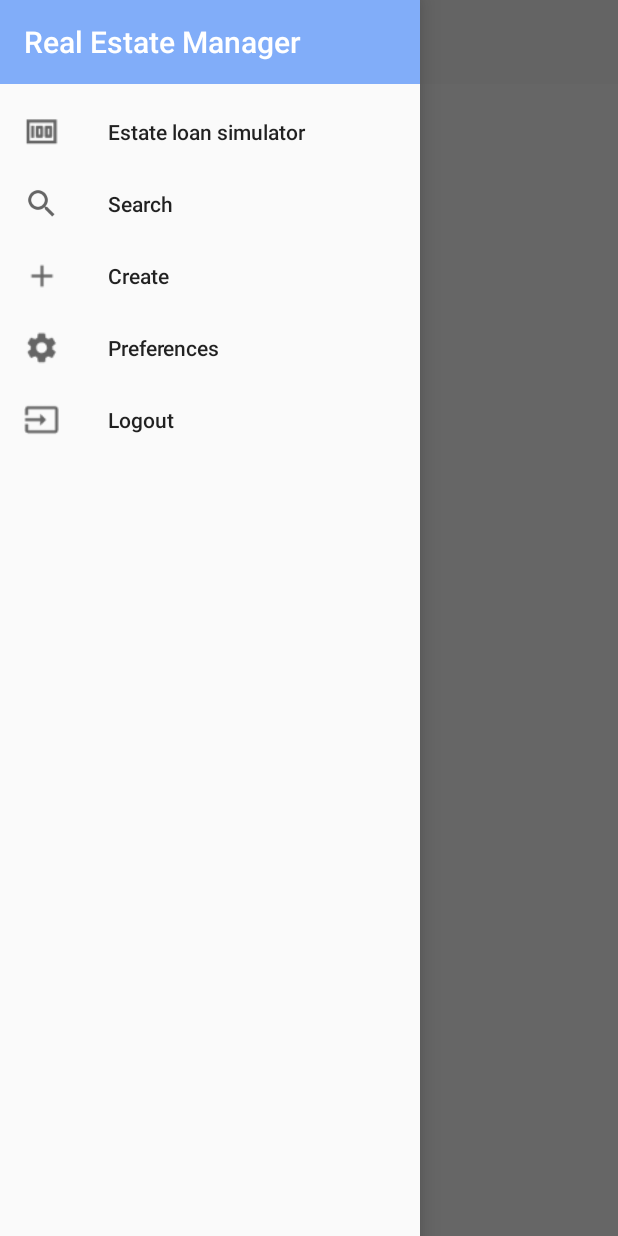
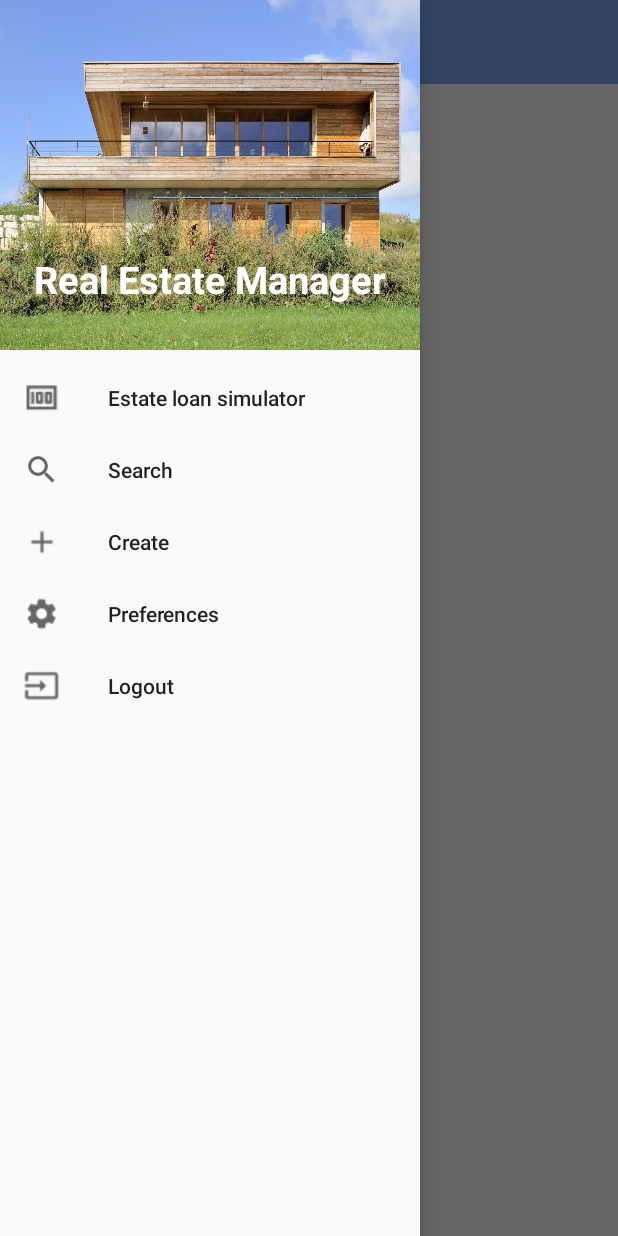
Before and after one commit to laminemessaci/RealEstateManager, an Android app: the screen it shows after launch (MainActivity), with the side drawer open, on a phone screen of 412 x 824 dp. Run offline under Robolectric (Android 15) with nearby library versions, the phone set to English and light mode, and no system bars.

Commit message:
Toolbar configuration

```diff
--- a/app/src/main/java/com/lamine/realestatemanager/MainActivity.kt
+++ b/app/src/main/java/com/lamine/realestatemanager/MainActivity.kt
@@ -4,6 +4,7 @@ import androidx.appcompat.app.AppCompatActivity
 import android.os.Bundle
 import androidx.appcompat.app.ActionBarDrawerToggle
 import androidx.drawerlayout.widget.DrawerLayout
+import kotlinx.android.synthetic.main.toolbar.*
 
 class MainActivity : AppCompatActivity() {
 
@@ -13,6 +14,13 @@ class MainActivity : AppCompatActivity() {
     override fun onCreate(savedInstanceState: Bundle?) {
         super.onCreate(savedInstanceState)
         setContentView(R.layout.activity_main)
+        configureToolbar()
+
 
     }
+
+    // Toolbar configuration
+    private fun configureToolbar() {
+        setSupportActionBar(toolbar)
+    }
 }
--- a/app/src/main/res/layout-w600dp/activity_main.xml
+++ b/app/src/main/res/layout-w600dp/activity_main.xml
@@ -1,18 +1,63 @@
 <?xml version="1.0" encoding="utf-8"?>
-<androidx.constraintlayout.widget.ConstraintLayout xmlns:android="http://schemas.android.com/apk/res/android"
+<androidx.drawerlayout.widget.DrawerLayout
+    xmlns:android="http://schemas.android.com/apk/res/android"
     xmlns:app="http://schemas.android.com/apk/res-auto"
     xmlns:tools="http://schemas.android.com/tools"
+    android:id="@+id/activity_main_drawer_layout"
     android:layout_width="match_parent"
     android:layout_height="match_parent"
+    android:fitsSystemWindows="true"
+    tools:openDrawer="start"
     tools:context=".MainActivity">
 
-    <TextView
+    <androidx.coordinatorlayout.widget.CoordinatorLayout
+        android:layout_width="match_parent"
+        android:layout_height="match_parent"
+        tools:ignore="MissingClass">
+
+        <!--Toolbar -->
+        <include
+            layout="@layout/toolbar"
+            android:layout_width="match_parent"
+            android:layout_height="wrap_content"
+            app:layout_constraintTop_toTopOf="parent"/>
+
+        <FrameLayout
+            android:id="@+id/activity_main_frame_layout"
+            android:layout_width="0dp"
+            android:layout_height="0dp"
+            app:layout_constraintWidth_percent=".35"
+            app:layout_constraintStart_toStartOf="parent"
+            app:layout_constraintTop_toBottomOf="@+id/toolbar"
+            app:layout_constraintBottom_toBottomOf="parent"/>
+
+        <FrameLayout
+            android:id="@+id/activity_main_detail_frame_layout"
+            android:layout_width="0dp"
+            android:layout_height="0dp"
+            app:layout_constraintEnd_toEndOf="parent"
+            app:layout_constraintWidth_percent=".65"
+            app:layout_constraintTop_toBottomOf="@+id/toolbar"
+            app:layout_constraintBottom_toBottomOf="parent"/>
+
+        <FrameLayout
+            android:id="@+id/activity_main_100_frame_layout"
+            android:layout_width="match_parent"
+            android:layout_height="match_parent"
+            android:layout_marginTop="48dp"
+            app:layout_constraintStart_toStartOf="parent"
+            app:layout_constraintTop_toBottomOf="@+id/toolbar"
+            app:layout_constraintBottom_toBottomOf="parent"/>
+
+    </androidx.coordinatorlayout.widget.CoordinatorLayout>
+
+    <com.google.android.material.navigation.NavigationView
+        android:id="@+id/nav_view"
         android:layout_width="wrap_content"
-        android:layout_height="wrap_content"
-        android:text="Hello World!"
-        app:layout_constraintBottom_toBottomOf="parent"
-        app:layout_constraintLeft_toLeftOf="parent"
-        app:layout_constraintRight_toRightOf="parent"
-        app:layout_constraintTop_toTopOf="parent" />
+        android:layout_height="match_parent"
+        android:layout_gravity="start"
+        android:fitsSystemWindows="true"
+        app:headerLayout="@layout/navigation_drawer_nav_header"
+        app:menu="@menu/drawer_menu"/>
 
-</androidx.constraintlayout.widget.ConstraintLayout>
+</androidx.drawerlayout.widget.DrawerLayout>
--- a/app/src/main/res/layout/activity_main.xml
+++ b/app/src/main/res/layout/activity_main.xml
@@ -10,7 +10,7 @@
     tools:openDrawer="start"
     tools:context=".MainActivity">
 
-    <androidx.constraintlayout.widget.ConstraintLayout
+    <androidx.coordinatorlayout.widget.CoordinatorLayout
         android:layout_width="match_parent"
         android:layout_height="match_parent">
 
@@ -29,7 +29,7 @@
             android:background="@color/white"
             app:layout_constraintTop_toBottomOf="@+id/toolbar" />
 
-    </androidx.constraintlayout.widget.ConstraintLayout>
+    </androidx.coordinatorlayout.widget.CoordinatorLayout>
 
     <com.google.android.material.navigation.NavigationView
         android:id="@+id/nav_view"
--- a/app/src/main/res/layout/navigation_drawer_nav_header.xml
+++ b/app/src/main/res/layout/navigation_drawer_nav_header.xml
@@ -1,15 +1,24 @@
 <?xml version="1.0" encoding="utf-8"?>
-<androidx.appcompat.widget.Toolbar xmlns:android="http://schemas.android.com/apk/res/android"
+<androidx.constraintlayout.widget.ConstraintLayout
+    xmlns:android="http://schemas.android.com/apk/res/android"
+    xmlns:app="http://schemas.android.com/apk/res-auto"
     android:layout_width="match_parent"
-    android:layout_height="match_parent"
-    xmlns:app="http://schemas.android.com/apk/res-auto"
-    android:id="@+id/toolbar"
-    android:minHeight="?attr/actionBarSize"
-    android:background="?attr/colorPrimary"
-    app:title="Real Estate Manager"
-    app:titleTextColor="@android:color/white"
-    android:theme="@style/ToolbarTheme"
-    >
+    android:layout_height="233dp"
+    android:gravity="center"
+    android:orientation="vertical"
+    android:background="@drawable/maisonbois">
 
+    <TextView
+        android:id="@+id/textView"
+        android:layout_width="match_parent"
+        android:layout_height="wrap_content"
+        android:gravity="center"
+        android:text="@string/app_title"
+        android:textColor="@android:color/white"
+        android:textSize="25sp"
+        android:textStyle="bold"
+        app:layout_constraintStart_toStartOf="parent"
+        android:layout_marginBottom="30dp"
+        app:layout_constraintBottom_toBottomOf="parent"/>
 
-</androidx.appcompat.widget.Toolbar>
+</androidx.constraintlayout.widget.ConstraintLayout>
--- a/app/src/main/res/layout/toolbar.xml
+++ b/app/src/main/res/layout/toolbar.xml
@@ -1,6 +1,13 @@
 <?xml version="1.0" encoding="utf-8"?>
-<androidx.constraintlayout.widget.ConstraintLayout
-    xmlns:android="http://schemas.android.com/apk/res/android" android:layout_width="match_parent"
-    android:layout_height="match_parent">
-
-</androidx.constraintlayout.widget.ConstraintLayout>
+<!-- Toolbar -->
+<androidx.appcompat.widget.Toolbar
+    xmlns:android="http://schemas.android.com/apk/res/android"
+    xmlns:app="http://schemas.android.com/apk/res-auto"
+    android:id="@+id/toolbar"
+    android:minHeight="?attr/actionBarSize"
+    android:layout_width="match_parent"
+    android:layout_height="wrap_content"
+    android:background="?attr/colorPrimary"
+    app:title="@string/app_title"
+    app:titleTextColor="@android:color/white"
+    android:theme="@style/ToolbarTheme"/>
--- a/app/src/main/res/values/strings.xml
+++ b/app/src/main/res/values/strings.xml
@@ -1,5 +1,9 @@
 <resources>
-    <string name="app_name">RealEstateManager</string>
+
+    <!--App-->
+    <string name="app_name">Real Estate Manager Kt</string>
+    <string name="app_title">Real Estate Manager</string>
+    <string name="image">image</string>
 
     <!--Navigation Drawer-->
     <string name="item_estate_loan_simulator">Estate loan simulator</string>
```
Also changed, not shown: app/src/main/res/drawable-hdpi/maisonbois.jpg (added), app/src/main/res/drawable-mdpi/maisonbois.jpg (added), app/src/main/res/drawable-mdpi/maisonbois.png (deleted), app/src/main/res/drawable-xhdpi/maisonbois.jpg (added), app/src/main/res/drawable-xxhdpi/maisonbois.jpg (added), app/src/main/res/drawable-xxxhdpi/maisonbois.jpg (added), 2 other files.
